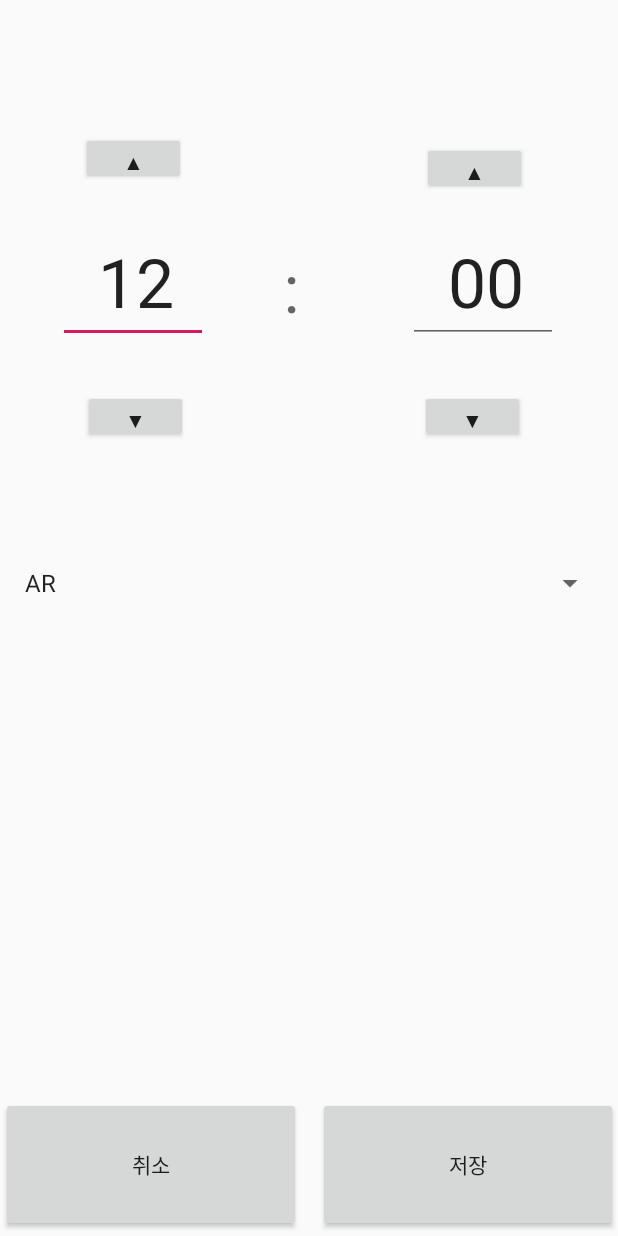
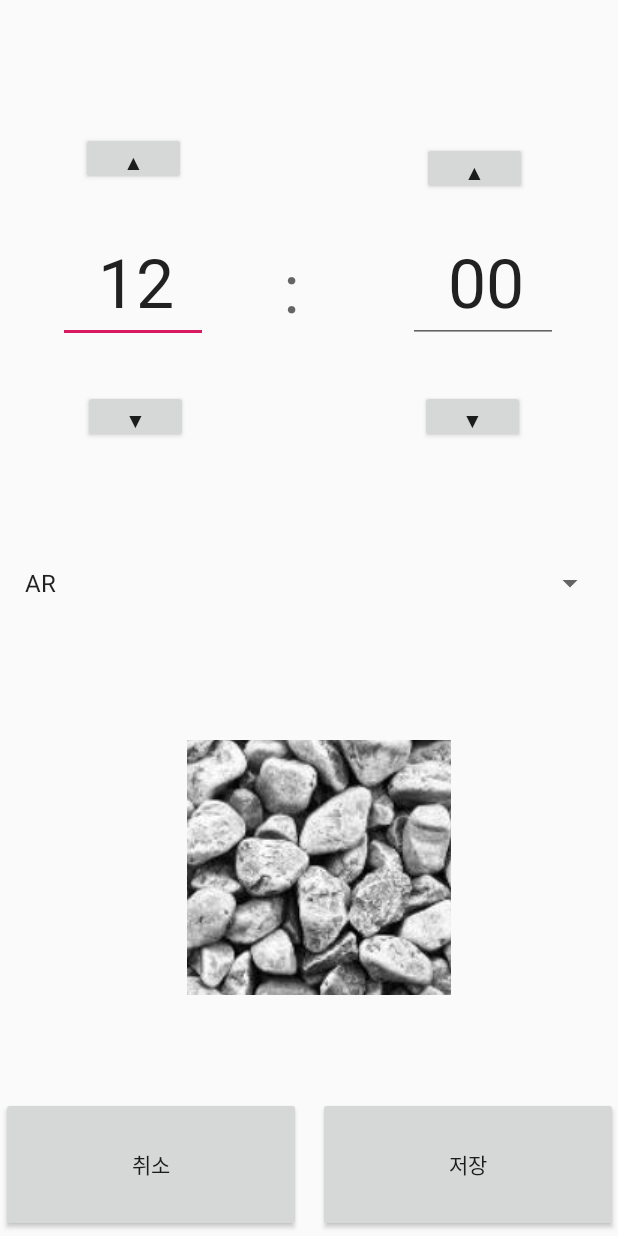
Before and after one commit to gojib2002/MyAlarm, an Android app: the AlarmSettingActivity screen opened directly, with no data from a screen before it, on a phone screen of 412 x 824 dp. Run offline under Robolectric (Android 15) with nearby library versions, the phone set to English and light mode, and no system bars.

Commit message:
ar이미지 다운로드
.

```diff
--- a/app/src/main/java/com/example/myalarm/AlarmSettingActivity.java
+++ b/app/src/main/java/com/example/myalarm/AlarmSettingActivity.java
@@ -1,15 +1,22 @@
 package com.example.myalarm;
 
 import android.app.Activity;
+import android.content.Context;
 import android.content.Intent;
 import android.graphics.Bitmap;
+import android.graphics.BitmapFactory;
+import android.net.Uri;
+import android.nfc.Tag;
+import android.os.Environment;
 import android.provider.MediaStore;
 import android.os.Bundle;
+import android.util.Log;
 import android.view.View;
 import android.widget.AdapterView;
 import android.widget.Button;
 import android.widget.EditText;
 import android.widget.ImageButton;
+import android.widget.ImageView;
 import android.widget.Spinner;
 import android.widget.SpinnerAdapter;
 import android.widget.TextView;
@@ -18,6 +25,7 @@ import android.widget.Toast;
 import java.io.File;
 import java.io.FileNotFoundException;
 import java.io.FileOutputStream;
+import java.io.OutputStream;
 import java.util.ArrayList;
 
 import androidx.appcompat.app.AppCompatActivity;
@@ -39,6 +47,7 @@ public class AlarmSettingActivity extends AppCompatActivity {
     static int AlarmNumber;
     static Spinner spinner;
     public static Bitmap image;
+    private Context thisContext = this;
     int option;
 
     @Override
@@ -71,20 +80,8 @@ public class AlarmSettingActivity extends AppCompatActivity {
 
         spinner.setSelection(option);
 
-        try{
-            Toast.makeText(this,"???",Toast.LENGTH_SHORT).show();
-
-            image = null;
-            for(int i=0;i<MainActivity.AlarmList.size();i++){
-                if(MainActivity.AlarmList.get(i).AlarmNumber == AlarmNumber){
-                    image = MainActivity.AlarmList.get(i).image;
-                }
-            }
-
-            imagebutton.setImageBitmap(image);
-        } catch(Exception e){
-
-        }
+        image = BitmapFactory.decodeResource(getResources(), R.drawable.arimage);
+        imagebutton.setImageBitmap(image);
 
         if(hour == -1){
             isNew = true;
@@ -199,10 +196,17 @@ public class AlarmSettingActivity extends AppCompatActivity {
 
             @Override
             public void onClick(View v) {
-                Intent intent = new Intent();
-                intent.setType("image/*");
-                intent.setAction(Intent.ACTION_PICK);
-                startActivityForResult(Intent.createChooser(intent, "Get Album"), REQUEST_IMAGE_1);
+                OutputStream outStream = null;
+
+                try{
+                    outStream = new FileOutputStream(getExternalCacheDir().getAbsolutePath()+"arimage.PNG");
+                    image.compress(Bitmap.CompressFormat.PNG, 100, outStream);
+                    outStream.flush();
+                    outStream.close();
+
+                    Toast.makeText(thisContext,"downloaded", Toast.LENGTH_SHORT).show();
+                }catch(Exception e){
+                }
             }
         });
 
@@ -210,6 +214,12 @@ public class AlarmSettingActivity extends AppCompatActivity {
             @Override
             public void onItemSelected(AdapterView<?> parent, View view, int position, long id) {
                 option = position;
+
+                if(position == 0){
+                    imagebutton.setVisibility(View.VISIBLE);
+                }else{
+                    imagebutton.setVisibility(View.INVISIBLE);
+                }
             }
 
             @Override
--- a/app/src/main/res/layout/activity_alarm_setting.xml
+++ b/app/src/main/res/layout/activity_alarm_setting.xml
@@ -126,7 +126,7 @@
         android:id="@+id/imageButton"
         android:layout_width="176dp"
         android:layout_height="170dp"
-        android:visibility="invisible"
+        android:visibility="visible"
         app:layout_constraintBottom_toBottomOf="parent"
         app:layout_constraintHorizontal_bias="0.527"
         app:layout_constraintLeft_toLeftOf="parent"
@@ -134,7 +134,7 @@
         app:layout_constraintTop_toTopOf="parent"
         app:layout_constraintVertical_bias="0.754"
         app:srcCompat="@android:drawable/stat_sys_upload"
-        tools:visibility="invisible" />
+        tools:visibility="visible" />
 
     <Spinner
         android:id="@+id/spinner"
```
Also changed, not shown: app/src/main/res/drawable-v24/arimage.png (added).
